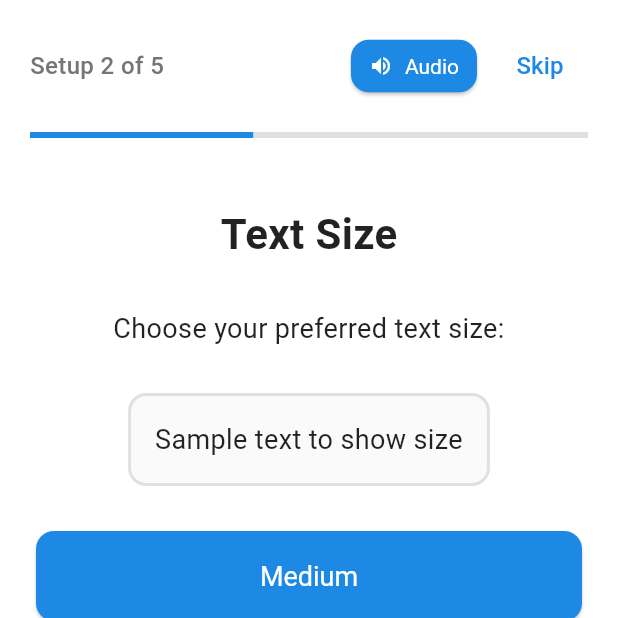
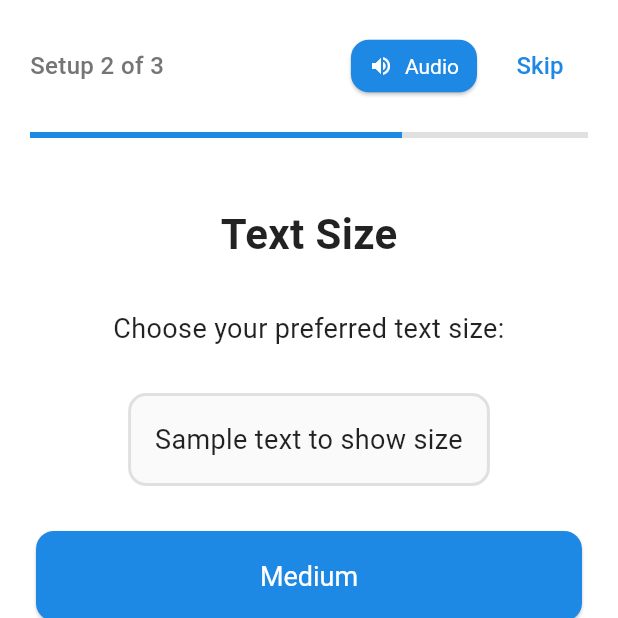
Before and after one commit to aapin1/Pebl-Senior-Assist-App-, a Flutter app: the AccessibilitySetupScreen screen opened directly, after a tap on "Next", on a phone screen of 412 x 824 dp, the top half of it. Run offline on Flutter 3.47's test engine with Material 3 defaults, Android fonts, the light colour scheme and no system bars; our stand-ins replace flutter_dotenv, flutter_tts, shared_preferences, speech_to_text; accounts and stored records are empty.

Commit message:
Improve accessibility setup and fix TTS audio issues
- Reduced accessibility setup from 5 to 3 steps by removing vision and colorblindness settings
- Fixed TTS audio stopping issues by adding proper cleanup on navigation
- Added proper FlutterTts instance cleanup when navigating between screens
- Improved user experience with better audio playback management

```diff
--- a/lib/screens/accessibility_setup_screen.dart
+++ b/lib/screens/accessibility_setup_screen.dart
@@ -22,8 +22,6 @@ class _AccessibilitySetupScreenState extends State<AccessibilitySetupScreen> {
 
   // User responses
   double _selectedTextSize = 1.0;
-  bool _hasVisionIssues = false;
-  bool _hasColorBlindness = false;
   bool _wantsAudioPlayback = true;
 
   final List<SetupStep> _steps = [
@@ -36,16 +34,6 @@ class _AccessibilitySetupScreenState extends State<AccessibilitySetupScreen> {
       title: "Text Size",
       description: "What text size is most comfortable for you to read?",
       audioText: "What text size is most comfortable for you to read?",
-    ),
-    SetupStep(
-      title: "Vision Support",
-      description: "Do you have any vision difficulties that might make it hard to see text or colors clearly?",
-      audioText: "Do you have any vision difficulties that might make it hard to see text or colors clearly?",
-    ),
-    SetupStep(
-      title: "Color Vision",
-      description: "Do you have difficulty distinguishing between certain colors, like red and green?",
-      audioText: "Do you have difficulty distinguishing between certain colors, like red and green?",
     ),
     SetupStep(
       title: "Audio Preferences",
@@ -84,7 +72,13 @@ class _AccessibilitySetupScreenState extends State<AccessibilitySetupScreen> {
     }
   }
 
-  void _nextPage() {
+  void _nextPage() async {
+    // Stop any ongoing TTS when navigating
+    await _flutterTts.stop();
+    setState(() {
+      _isPlaying = false;
+    });
+
     if (_currentPage < _steps.length - 1) {
       _pageController.nextPage(
         duration: const Duration(milliseconds: 300),
@@ -95,7 +89,13 @@ class _AccessibilitySetupScreenState extends State<AccessibilitySetupScreen> {
     }
   }
 
-  void _previousPage() {
+  void _previousPage() async {
+    // Stop any ongoing TTS when navigating
+    await _flutterTts.stop();
+    setState(() {
+      _isPlaying = false;
+    });
+
     if (_currentPage > 0) {
       _pageController.previousPage(
         duration: const Duration(milliseconds: 300),
@@ -105,10 +105,11 @@ class _AccessibilitySetupScreenState extends State<AccessibilitySetupScreen> {
   }
 
   void _completeSetup() async {
+    // Stop any ongoing TTS before navigating
+    await _flutterTts.stop();
+
     // Save all preferences
     await _accessibilityService.setTextSizeMultiplier(_selectedTextSize);
-    await _accessibilityService.setHighContrast(_hasVisionIssues);
-    await _accessibilityService.setColorBlindFriendly(_hasColorBlindness);
     await _accessibilityService.setAudioPlayback(_wantsAudioPlayback);
     await _accessibilityService.completeAccessibilitySetup();
 
@@ -370,7 +371,9 @@ class _AccessibilitySetupScreenState extends State<AccessibilitySetupScreen> {
                   const SizedBox(width: 10),
                   if (_currentPage > 0)
                     TextButton(
-                      onPressed: () {
+                      onPressed: () async {
+                        // Stop any ongoing TTS before navigating
+                        await _flutterTts.stop();
                         _accessibilityService.completeOnboarding();
                         _accessibilityService.completeAccessibilitySetup();
                         Navigator.of(context).pushReplacement(
@@ -404,9 +407,12 @@ class _AccessibilitySetupScreenState extends State<AccessibilitySetupScreen> {
             Expanded(
               child: PageView.builder(
                 controller: _pageController,
-                onPageChanged: (index) {
+                onPageChanged: (index) async {
+                  // Stop any ongoing TTS when page changes
+                  await _flutterTts.stop();
                   setState(() {
                     _currentPage = index;
+                    _isPlaying = false;
                   });
                 },
                 itemCount: _steps.length,
@@ -419,22 +425,6 @@ class _AccessibilitySetupScreenState extends State<AccessibilitySetupScreen> {
                     case 2:
                       return _buildYesNoPage(
                         2,
-                        _hasVisionIssues,
-                        (value) => setState(() => _hasVisionIssues = value),
-                        Icons.visibility,
-                        Colors.orange.shade600,
-                      );
-                    case 3:
-                      return _buildYesNoPage(
-                        3,
-                        _hasColorBlindness,
-                        (value) => setState(() => _hasColorBlindness = value),
-                        Icons.palette,
-                        Colors.purple.shade600,
-                      );
-                    case 4:
-                      return _buildYesNoPage(
-                        4,
                         _wantsAudioPlayback,
                         (value) => setState(() => _wantsAudioPlayback = value),
                         Icons.volume_up,
```
Also changed, not shown: lib/screens/home_screen.dart (+22 -4 lines), lib/screens/onboarding_screen.dart (+26 -5 lines), lib/services/accessibility_service.dart (+5 -54 lines).
